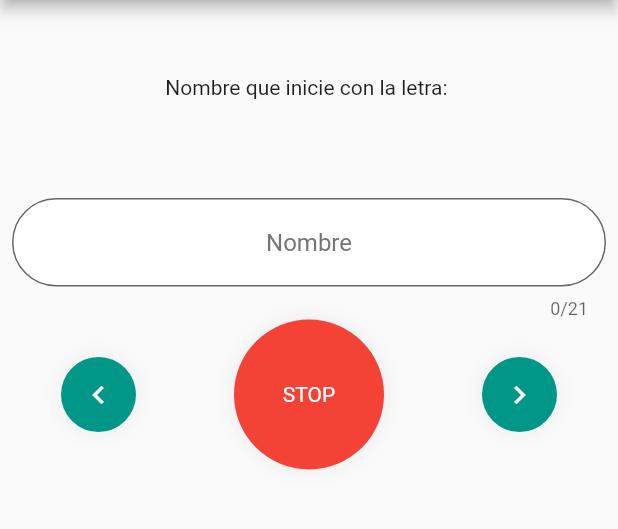
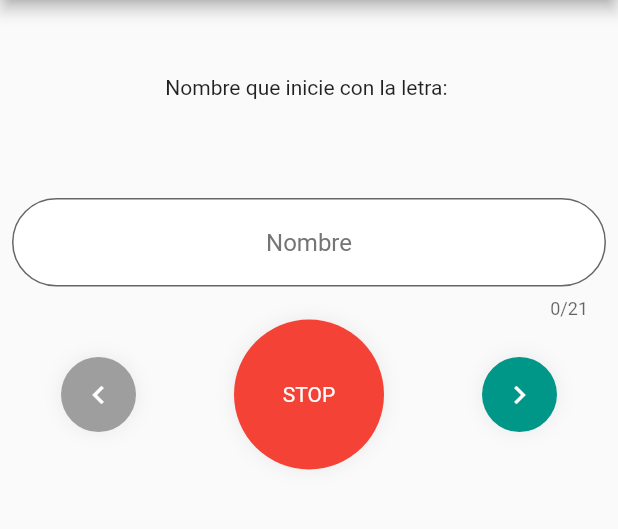
Before and after one commit to dmarquina/tutiflutti, a Flutter app: the FillingTimePage screen opened by its route, after a tap on the "navigate next" icon, after a tap on the "navigate before" icon, on a phone screen of 412 x 824 dp, the part 84-613 px from its top. Run offline on Flutter 3.47's test engine with Material 2 defaults, Android fonts, the phone set to English and light mode, and no system bars; our stand-ins replace firebase_database; accounts and stored records are empty.

```diff
--- a/lib/page/filling_time.dart
+++ b/lib/page/filling_time.dart
@@ -94,9 +94,10 @@ class FillingTimePageState extends State<FillingTimePage> {
     return Container(
       padding: const EdgeInsets.symmetric(horizontal: 8.0),
       child: Row(mainAxisAlignment: MainAxisAlignment.spaceAround, children: <Widget>[
-        RoundedButton.small(Colors.teal, _previousIcon(), _goPreviousCategory()),
+        RoundedButton.small(
+            Colors.teal, _previousIcon(), _goPreviousCategory(), widget.model.disabledPrev),
         RoundedButton.big(Colors.red, _stopText(), _stopGame),
-        RoundedButton.small(Colors.teal, _nextIcon(), _goNextCategory()),
+        RoundedButton.small(Colors.teal, _nextIcon(), _goNextCategory(), widget.model.disabledNext),
       ]),
     );
   }
--- a/lib/scoped_model/category.dart
+++ b/lib/scoped_model/category.dart
@@ -3,30 +3,30 @@ import 'package:scoped_model/scoped_model.dart';
 mixin CategoryModel on Model {
   List<String> _categories = new List.from(['Nombre', 'Apellido', 'País']);
   int _categoryIndex = 0;
-  bool existsPrev = false;
-  bool existsNext = true;
+  bool disabledPrev = true;
+  bool disabledNext = false;
 
   String getActualCategory() => _categories[_categoryIndex];
 
   String getPreviousCategory() {
     if (_categoryIndex > 0) {
       --_categoryIndex;
-      existsNext = true;
+      disabledNext = false;
     }
-    if ((_categoryIndex - 1) == 0) {
-      existsPrev = false;
+    if ((_categoryIndex) == 0) {
+      disabledPrev = true;
     }
     notifyListeners();
     return _categories[_categoryIndex];
   }
 
   String getNextCategory() {
-    if (_categoryIndex < _categories.length) {
+    if ((_categoryIndex + 1) < _categories.length) {
       ++_categoryIndex;
-      existsPrev = true;
+      disabledPrev = false;
     }
     if ((_categoryIndex + 1) == _categories.length) {
-      existsNext = false;
+      disabledNext = true;
     }
     notifyListeners();
     return _categories[_categoryIndex];
--- a/lib/scoped_model/game_development.dart
+++ b/lib/scoped_model/game_development.dart
@@ -40,8 +40,11 @@ mixin GameDevelopmentModel on Model {
     updateGameLetter();
   }
 
-  addUserGame(String userId, String username) =>
-      gameDatabase.child(_gameId).child('users').child(userId).set({'username': username});
+  addUserGame(String userId, String username) => gameDatabase
+      .child(_gameId)
+      .child('users')
+      .child(userId)
+      .set({'username': username, 'score': 0});
 
   updateGameLetter() async {
     DataSnapshot missingLetters = await gameDatabase.child(_gameId).child('missing_letters').once();
@@ -53,7 +56,7 @@ mixin GameDevelopmentModel on Model {
 
   updateGameStatus(String status) => gameDatabase.child(_gameId).update({'status': status});
 
-  getGameLetterFirebase () async {
+  getGameLetterFirebase() async {
     DataSnapshot letter = await gameDatabase.child(_gameId).child('letter').once();
     this.setGameLetter(letter.value);
     notifyListeners();
--- a/lib/util/ui/rounded_button.dart
+++ b/lib/util/ui/rounded_button.dart
@@ -3,13 +3,18 @@ import 'package:flutter/material.dart';
 class RoundedButton extends StatelessWidget {
   double _width;
   double _height;
-  final Color _color;
+  Color _color;
+  Function _onPressed;
+  bool _disabled;
   final Widget _child;
-  final Function _onPressed;
 
-  RoundedButton.small(this._color, this._child, this._onPressed) {
+  RoundedButton.small(this._color, this._child, this._onPressed, this._disabled) {
     _width = 50.0;
     _height = 50.0;
+    if (this._disabled) {
+      _onPressed = null;
+      _color = Colors.grey;
+    }
   }
 
   RoundedButton.big(this._color, this._child, this._onPressed) {
```
